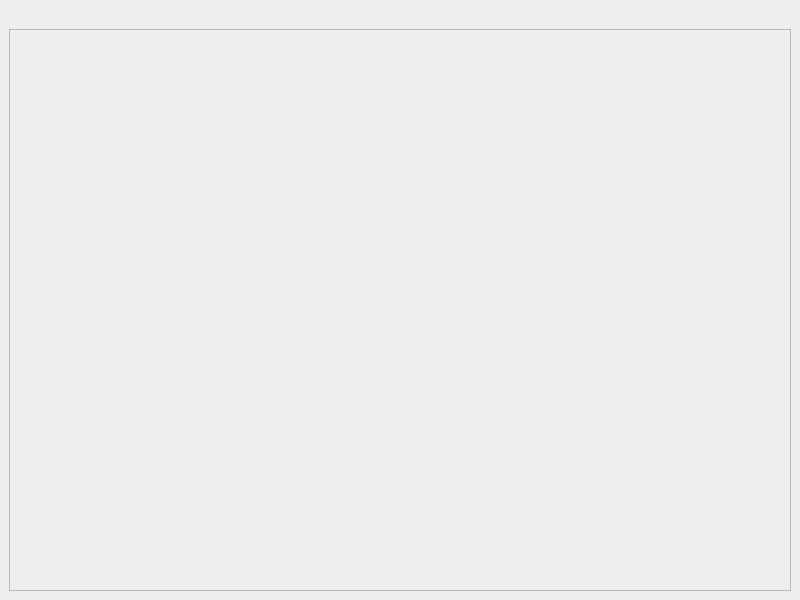
Before: the Qt Designer form App_Qt/TV_Tactile/appgalerie.ui in cberdaguer/table_numerique, drawn with Qt 5.
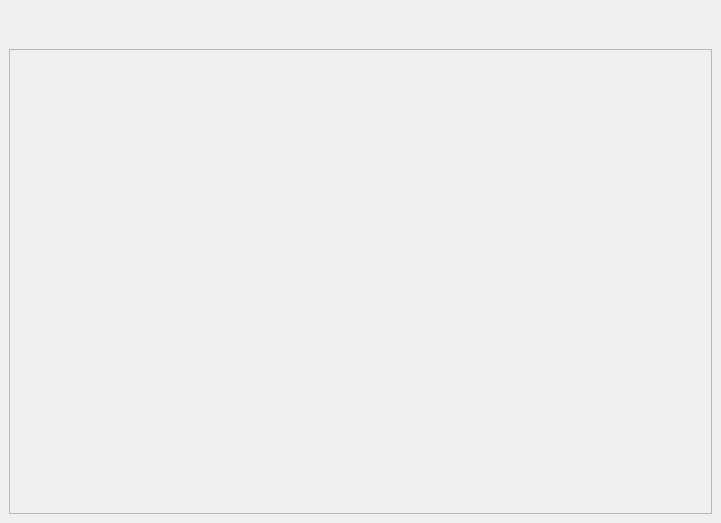
After: the same form once the commit is applied. Icons and pictures are not drawn.

Commit message: App : mise en place class dataimg

Patch:
```diff
--- a/App_Qt/TV_Tactile/appgalerie.ui
+++ b/App_Qt/TV_Tactile/appgalerie.ui
@@ -6,8 +6,8 @@
    <rect>
     <x>0</x>
     <y>0</y>
-    <width>800</width>
-    <height>600</height>
+    <width>721</width>
+    <height>523</height>
    </rect>
   </property>
   <property name="windowTitle">
@@ -23,6 +23,8 @@
       <item>
        <layout class="QHBoxLayout" name="hLayout_Up">
         <item>
+         <layout class="QVBoxLayout" name="vLayout_ULeft">
+          <item>
          <widget class="QLabel" name="ImgPrincipal">
           <property name="text">
            <string/>
@@ -32,6 +34,26 @@
        </layout>
       </item>
       <item>
+         <layout class="QVBoxLayout" name="vLayout_URight">
+          <item>
+           <widget class="QLabel" name="txtPhotographe">
+            <property name="text">
+             <string/>
+            </property>
+           </widget>
+          </item>
+          <item>
+           <widget class="QLabel" name="txtTitre">
+            <property name="text">
+             <string/>
+            </property>
+           </widget>
+          </item>
+         </layout>
+        </item>
+       </layout>
+      </item>
+      <item>
        <layout class="QHBoxLayout" name="hLayout_Center">
         <item>
          <widget class="QScrollArea" name="MiniatureScroll">
@@ -46,8 +68,8 @@
             <rect>
              <x>0</x>
              <y>0</y>
-             <width>776</width>
-             <height>544</height>
+             <width>697</width>
+             <height>443</height>
             </rect>
            </property>
           </widget>
```
Lines whose indentation alone changed are shown as unchanged. The commit also changes 20 other files.
